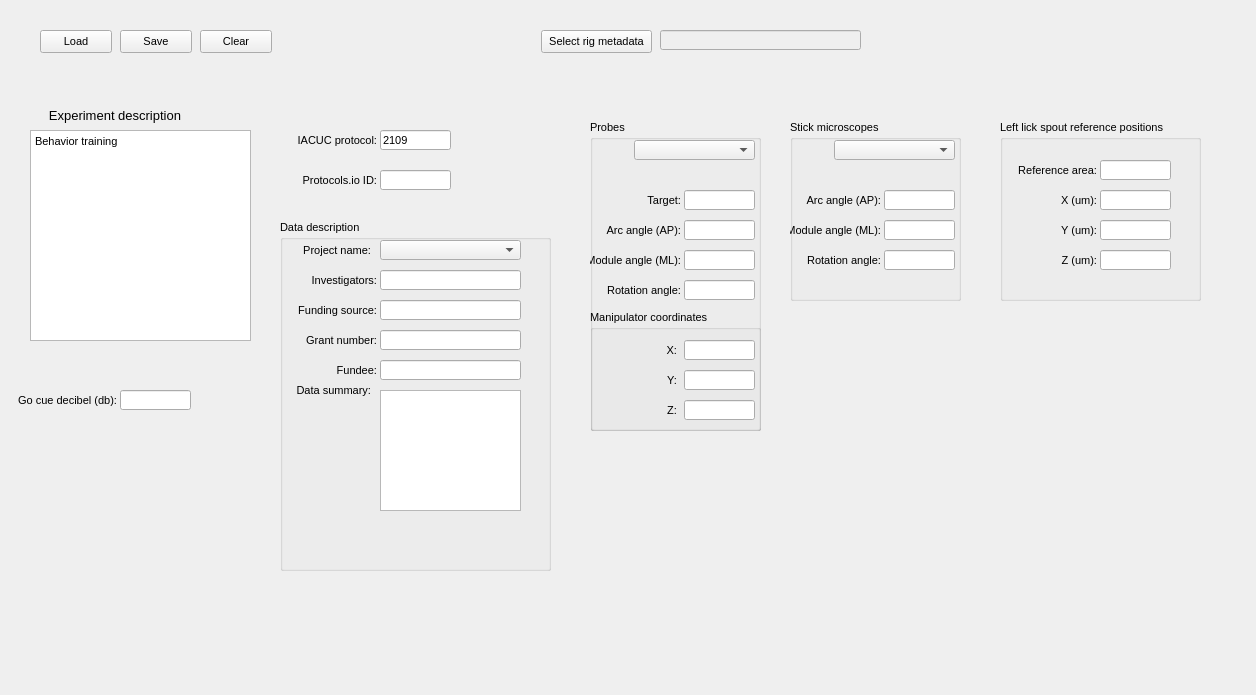
Qt form src/foraging_gui/MetaData.ui (AllenNeuralDynamics/dynamic-foraging-task) before a commit.
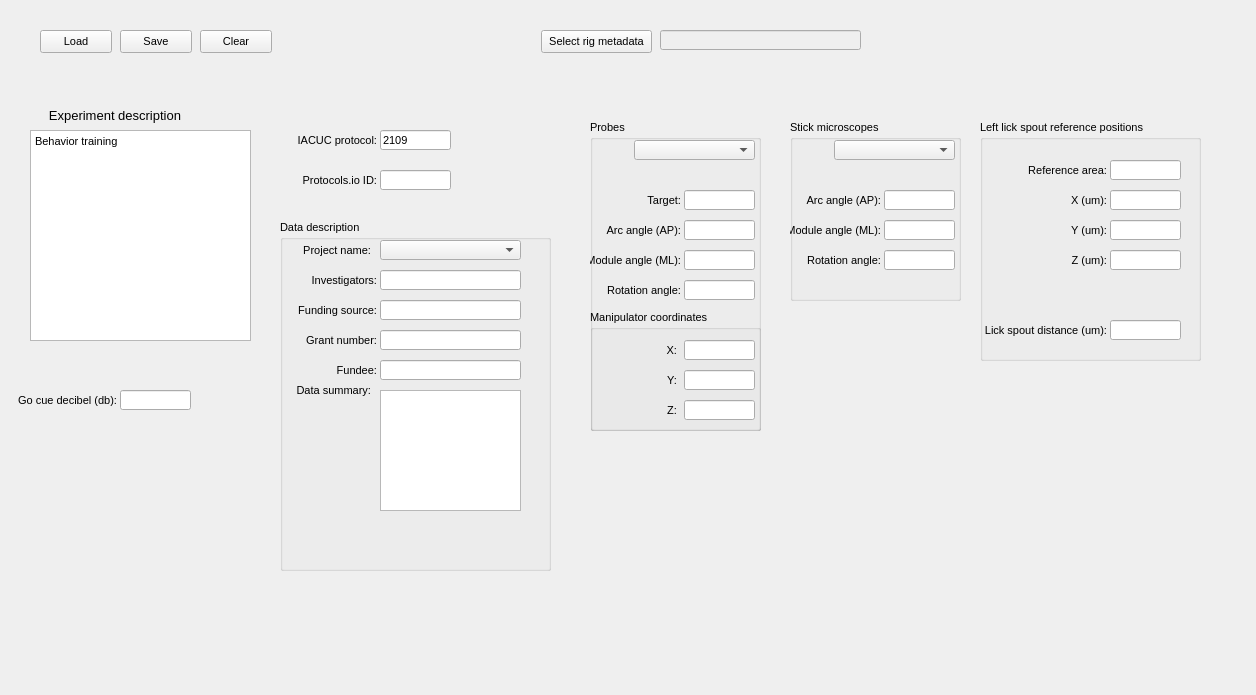
The same form after that commit.

Commit message: setting lick_spout_distance

```diff
--- a/src/foraging_gui/MetaData.ui
+++ b/src/foraging_gui/MetaData.ui
@@ -1209,10 +1209,10 @@
   <widget class="QGroupBox" name="groupBox">
    <property name="geometry">
     <rect>
-     <x>1000</x>
+     <x>980</x>
      <y>120</y>
-     <width>201</width>
-     <height>181</height>
+     <width>221</width>
+     <height>241</height>
     </rect>
    </property>
    <property name="title">
@@ -1221,7 +1221,7 @@
    <widget class="QLabel" name="label_94">
     <property name="geometry">
      <rect>
-      <x>6</x>
+      <x>36</x>
       <y>100</y>
       <width>91</width>
       <height>20</height>
@@ -1246,7 +1246,7 @@
    <widget class="QLineEdit" name="LickSpoutReferenceZ">
     <property name="geometry">
      <rect>
-      <x>100</x>
+      <x>130</x>
       <y>130</y>
       <width>71</width>
       <height>20</height>
@@ -1265,7 +1265,7 @@
    <widget class="QLabel" name="label_92">
     <property name="geometry">
      <rect>
-      <x>6</x>
+      <x>36</x>
       <y>70</y>
       <width>91</width>
       <height>20</height>
@@ -1290,7 +1290,7 @@
    <widget class="QLineEdit" name="LickSpoutReferenceY">
     <property name="geometry">
      <rect>
-      <x>100</x>
+      <x>130</x>
       <y>100</y>
       <width>71</width>
       <height>20</height>
@@ -1309,7 +1309,7 @@
    <widget class="QLineEdit" name="LickSpoutReferenceX">
     <property name="geometry">
      <rect>
-      <x>100</x>
+      <x>130</x>
       <y>70</y>
       <width>71</width>
       <height>20</height>
@@ -1328,7 +1328,7 @@
    <widget class="QLabel" name="label_93">
     <property name="geometry">
      <rect>
-      <x>6</x>
+      <x>36</x>
       <y>130</y>
       <width>91</width>
       <height>20</height>
@@ -1353,7 +1353,7 @@
    <widget class="QLineEdit" name="LickSpoutReferenceArea">
     <property name="geometry">
      <rect>
-      <x>100</x>
+      <x>130</x>
       <y>40</y>
       <width>71</width>
       <height>20</height>
@@ -1372,7 +1372,7 @@
    <widget class="QLabel" name="label_95">
     <property name="geometry">
      <rect>
-      <x>-14</x>
+      <x>16</x>
       <y>40</y>
       <width>111</width>
       <height>20</height>
@@ -1394,6 +1394,50 @@
      <set>Qt::AlignRight|Qt::AlignTrailing|Qt::AlignVCenter</set>
     </property>
    </widget>
+   <widget class="QLineEdit" name="LickSpoutDistance">
+    <property name="geometry">
+     <rect>
+      <x>130</x>
+      <y>200</y>
+      <width>71</width>
+      <height>20</height>
+     </rect>
+    </property>
+    <property name="sizePolicy">
+     <sizepolicy hsizetype="Expanding" vsizetype="Expanding">
+      <horstretch>0</horstretch>
+      <verstretch>0</verstretch>
+     </sizepolicy>
+    </property>
+    <property name="text">
+     <string/>
+    </property>
+   </widget>
+   <widget class="QLabel" name="label_96">
+    <property name="geometry">
+     <rect>
+      <x>-14</x>
+      <y>200</y>
+      <width>141</width>
+      <height>20</height>
+     </rect>
+    </property>
+    <property name="sizePolicy">
+     <sizepolicy hsizetype="Expanding" vsizetype="Expanding">
+      <horstretch>0</horstretch>
+      <verstretch>0</verstretch>
+     </sizepolicy>
+    </property>
+    <property name="text">
+     <string>Lick spout distance (um):</string>
+    </property>
+    <property name="textFormat">
+     <enum>Qt::AutoText</enum>
+    </property>
+    <property name="alignment">
+     <set>Qt::AlignRight|Qt::AlignTrailing|Qt::AlignVCenter</set>
+    </property>
+   </widget>
   </widget>
   <zorder>Probes</zorder>
   <zorder>ExperimentDescription</zorder>
```
The commit also changes 3 other files.
